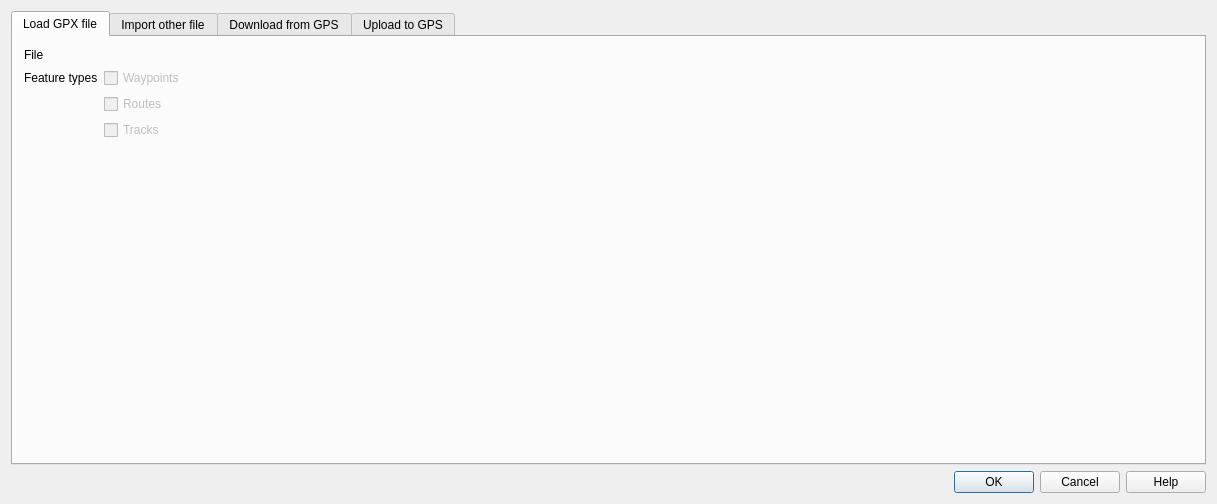
qgis/QGIS, file src/plugins/gps_importer/qgsgpspluginguibase.ui: the form before one commit.
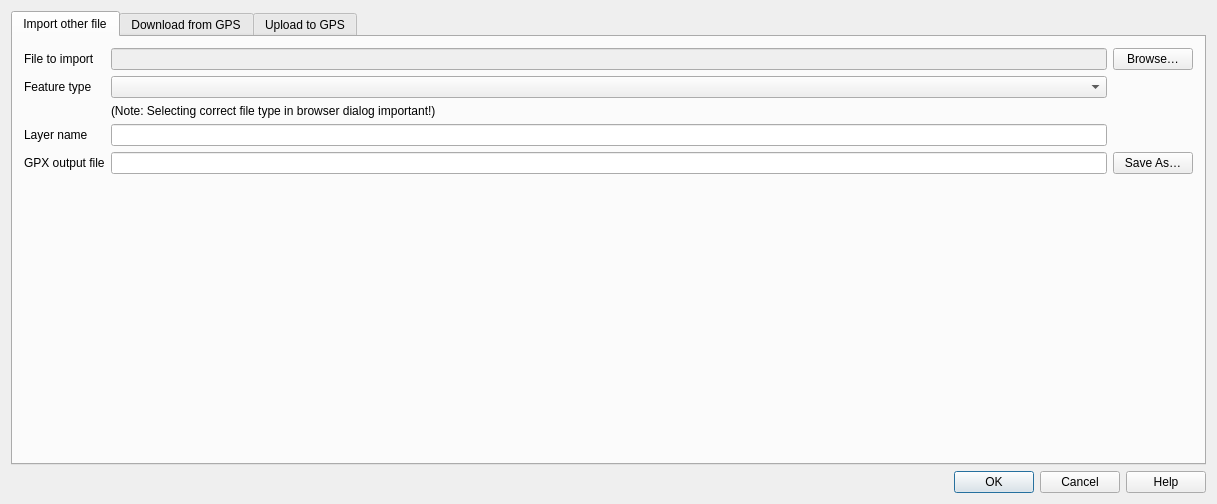
The form after the commit. Icons and pictures are not drawn. Custom widgets are drawn as their Qt base class.

Diff of the .ui file:
```diff
--- a/src/plugins/gps_importer/qgsgpspluginguibase.ui
+++ b/src/plugins/gps_importer/qgsgpspluginguibase.ui
@@ -23,106 +23,6 @@
      <property name="currentIndex">
       <number>0</number>
      </property>
-     <widget class="QWidget" name="tab1">
-      <attribute name="title">
-       <string>Load GPX file</string>
-      </attribute>
-      <layout class="QVBoxLayout" name="verticalLayout">
-       <item>
-        <layout class="QGridLayout" name="gridLayout_2" columnstretch="0,1">
-         <item row="0" column="1">
-          <widget class="QgsFileWidget" name="mFileWidget" native="true"/>
-         </item>
-         <item row="0" column="0">
-          <widget class="QLabel" name="lblGPXFile">
-           <property name="text">
-            <string>File</string>
-           </property>
-          </widget>
-         </item>
-        </layout>
-       </item>
-       <item>
-        <layout class="QGridLayout" name="gridLayout_3">
-         <item row="0" column="0">
-          <widget class="QLabel" name="lblGPXFeatureTypes">
-           <property name="text">
-            <string>Feature types</string>
-           </property>
-           <property name="buddy">
-            <cstring>cbGPXWaypoints</cstring>
-           </property>
-          </widget>
-         </item>
-         <item row="0" column="1">
-          <widget class="QCheckBox" name="cbGPXWaypoints">
-           <property name="enabled">
-            <bool>false</bool>
-           </property>
-           <property name="text">
-            <string>Waypoints</string>
-           </property>
-           <property name="checked">
-            <bool>false</bool>
-           </property>
-          </widget>
-         </item>
-         <item row="1" column="1">
-          <widget class="QCheckBox" name="cbGPXRoutes">
-           <property name="enabled">
-            <bool>false</bool>
-           </property>
-           <property name="text">
-            <string>Routes</string>
-           </property>
-           <property name="checked">
-            <bool>false</bool>
-           </property>
-          </widget>
-         </item>
-         <item row="2" column="1">
-          <widget class="QCheckBox" name="cbGPXTracks">
-           <property name="enabled">
-            <bool>false</bool>
-           </property>
-           <property name="text">
-            <string>Tracks</string>
-           </property>
-           <property name="checked">
-            <bool>false</bool>
-           </property>
-          </widget>
-         </item>
-         <item row="1" column="2">
-          <spacer name="horizontalSpacer">
-           <property name="orientation">
-            <enum>Qt::Horizontal</enum>
-           </property>
-           <property name="sizeHint" stdset="0">
-            <size>
-             <width>40</width>
-             <height>20</height>
-            </size>
-           </property>
-          </spacer>
-         </item>
-        </layout>
-       </item>
-       <item>
-        <spacer name="verticalSpacer_2">
-         <property name="orientation">
-          <enum>Qt::Vertical</enum>
-         </property>
-         <property name="sizeHint" stdset="0">
-          <size>
-           <width>20</width>
-           <height>40</height>
-          </size>
-         </property>
-        </spacer>
-       </item>
-      </layout>
-     </widget>
      <widget class="QWidget" name="tab2">
       <attribute name="title">
        <string>Import other file</string>
@@ -512,14 +412,6 @@
   </layout>
  </widget>
  <layoutdefault spacing="6" margin="11"/>
- <customwidgets>
-  <customwidget>
-   <class>QgsFileWidget</class>
-   <extends>QWidget</extends>
-   <header>qgsfilewidget.h</header>
-   <container>1</container>
-  </customwidget>
- </customwidgets>
  <tabstops>
   <tabstop>tabWidget</tabstop>
   <tabstop>cbGPXWaypoints</tabstop>
```
Left out of the diff: 3 changed lines with no effect on the pictures.
